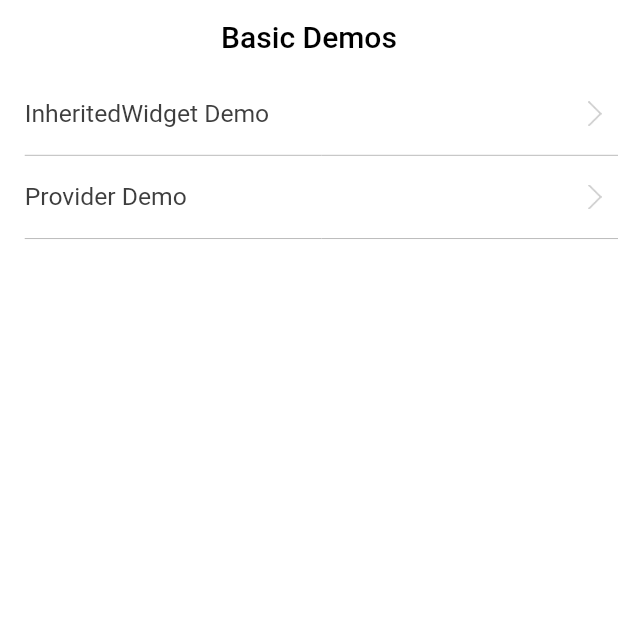
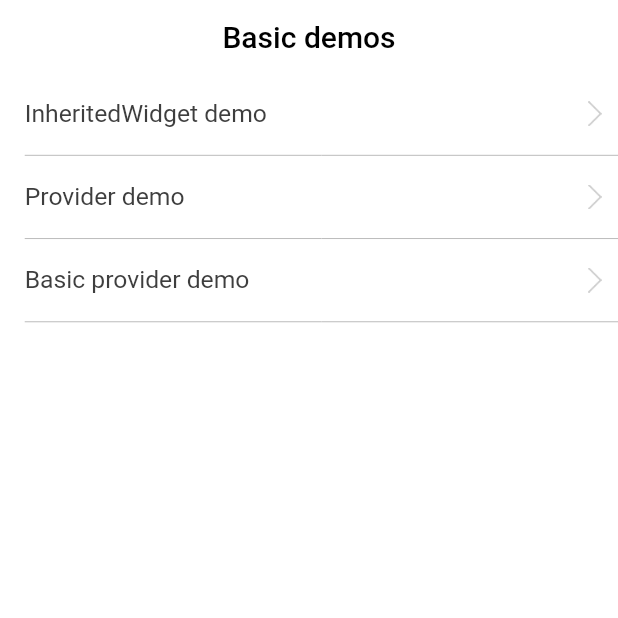
Before and after one commit to withwind318/flutter_demos, a Flutter app: the screen it shows after launch, on a phone screen of 412 x 824 dp, the top half of it. Run offline on Flutter 3.47's test engine with Material 2 defaults, Android fonts, the phone set to English and light mode, and no system bars.

Commit message:
basic provider

```diff
--- a/lib/screens/base/base_stateful_screen.dart
+++ b/lib/screens/base/base_stateful_screen.dart
@@ -1,5 +1,7 @@
 import 'package:flutter/widgets.dart';
 
 abstract class BaseStatefulScreen extends StatefulWidget {
+  get hasAppbar => true;
 
+  get title => '';
 }
--- a/lib/screens/base/base_stateless_screen.dart
+++ b/lib/screens/base/base_stateless_screen.dart
@@ -3,6 +3,7 @@ import 'package:flutter_demos/helpers/screen_helper.dart';
 
 abstract class BaseStatelessScreen extends StatelessWidget {
   get hasAppbar => true;
+
   get title => '';
 
   double rpx(double size) {
@@ -20,7 +21,7 @@ abstract class BaseStatelessScreen extends StatelessWidget {
   }
 
   Widget buildAppBar(BuildContext context) {
-    if(hasAppbar) {
+    if (hasAppbar) {
       return PreferredSize(
         preferredSize: Size.fromHeight(rpx(88)),
         child: AppBar(
@@ -49,5 +50,4 @@ abstract class BaseStatelessScreen extends StatelessWidget {
   Widget buildBody(BuildContext context) {
     return null;
   }
-
 }
--- a/lib/screens/home.dart
+++ b/lib/screens/home.dart
@@ -2,23 +2,21 @@ import 'package:flutter/material.dart';
 import 'package:flutter_demos/helpers/screen_helper.dart';
 import 'package:flutter_demos/router.dart';
 import 'package:flutter_demos/screens/base/base_screen_state.dart';
+import 'package:flutter_demos/screens/base/base_stateful_screen.dart';
+import 'package:flutter_demos/screens/basic_provider.dart';
 import 'package:flutter_demos/screens/inherited_widget1.dart';
 import 'package:flutter_demos/screens/provider.dart';
 import 'package:flutter_demos/theme/theme.dart';
 import 'package:flutter_demos/widgets/click_item.dart';
 
-class Home extends StatefulWidget {
+class Home extends BaseStatefulScreen {
+  get title => 'Basic demos';
+
   @override
   _HomeState createState() => _HomeState();
 }
 
 class _HomeState extends BaseScreenState<Home> {
-  @override
-  void initState() {
-    super.initState();
-    title = 'Basic Demos';
-  }
-
   @override
   Widget build(BuildContext context) {
     ScreenHelper().init(context);
@@ -30,16 +28,23 @@ class _HomeState extends BaseScreenState<Home> {
     return Column(
       children: <Widget>[
         ClickItem(
-          title: 'InheritedWidget Demo',
+          title: 'InheritedWidget demo',
           onTap: () {
             Router.push(context, InheritedWidget1());
           },
         ),
         Divider(color: AppColors.dividerColor, height: rpx(1), indent: rpx(30)),
         ClickItem(
-          title: 'Provider Demo',
+          title: 'Provider demo',
           onTap: () {
             Router.push(context, ProviderDemo());
+          },
+        ),
+        Divider(color: AppColors.dividerColor, height: rpx(1), indent: rpx(30)),
+        ClickItem(
+          title: 'Basic provider demo',
+          onTap: () {
+            Router.push(context, BasicProvider());
           },
         ),
         Divider(color: AppColors.dividerColor, height: rpx(1), indent: rpx(30)),
--- a/lib/screens/inherited_widget2.dart
+++ b/lib/screens/inherited_widget2.dart
@@ -5,6 +5,8 @@ import 'package:flutter_demos/screens/base/base_stateful_screen.dart';
 import 'package:flutter_demos/widgets/my_inherited_widget.dart';
 
 class InheritedWidget2 extends BaseStatefulScreen {
+  get title => 'InheritedWidget2';
+
   @override
   State<StatefulWidget> createState() {
     return _InheritedWidget2State();
@@ -12,8 +14,6 @@ class InheritedWidget2 extends BaseStatefulScreen {
 }
 
 class _InheritedWidget2State extends BaseScreenState<InheritedWidget2> {
-  String title = 'InheritedWidget2';
-
   @override
   Widget buildSelfScrollBody(BuildContext context) {
     MyInheritedWidget myInheritedWidget = MyInheritedWidget.of(context);
--- a/lib/screens/provider.dart
+++ b/lib/screens/provider.dart
@@ -4,18 +4,16 @@ import 'package:flutter_demos/screens/base/base_stateless_screen.dart';
 import 'package:provider/provider.dart';
 
 class ProviderDemo extends BaseStatelessScreen {
-  get title => "Provider Demo";
+  get title => "Provider demo";
+
   final counter = CounterModel();
 
   @override
   Widget buildSelfScrollBody(BuildContext context) {
-    return Provider<int>.value(
-      value: 0,
-      child: ChangeNotifierProvider.value(
-        value: counter,
-        child: Center(
-          child: MyWidget(),
-        ),
+    return ChangeNotifierProvider<CounterModel>.value(
+      value: counter,
+      child: Center(
+        child: MyWidget(),
       ),
     );
   }
@@ -33,7 +31,7 @@ class MyWidget extends StatelessWidget {
   @override
   Widget build(BuildContext context) {
     print('MyWidget build');
-//    final _count = Provider.of<CounterModel>(context);
+    final _count = Provider.of<CounterModel>(context);
 //    return Text('${_count.value}', style: TextStyle(fontSize: 20));
     return Consumer<CounterModel>(
       builder: (context, CounterModel counter, child) {
```
Also changed, not shown: lib/screens/base/base_screen_state.dart (+7 -12 lines), lib/screens/basic_provider.dart (added, +158 -0 lines).
